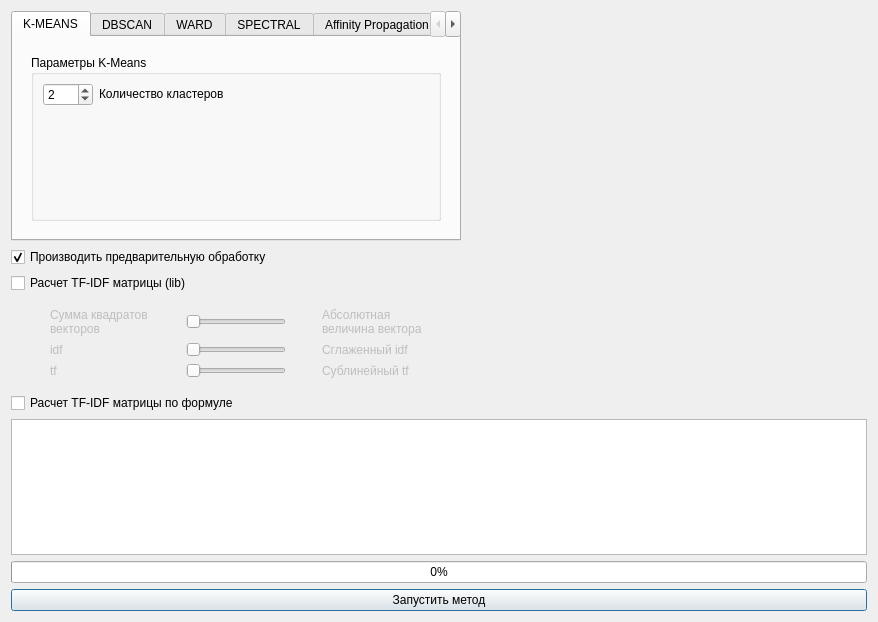
Qt form sources/DialogClastering.ui (stigGGGer/TextStageProcessor) before a commit.
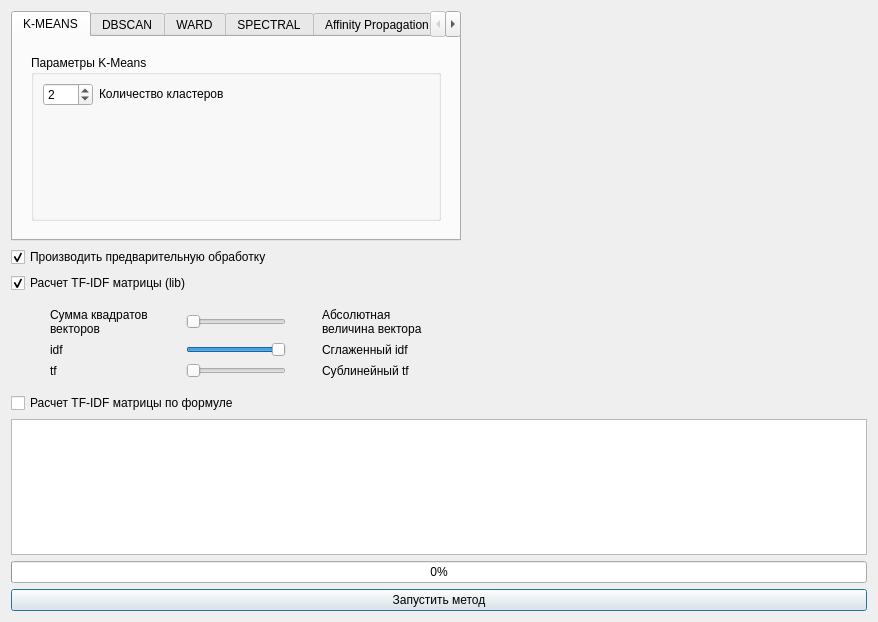
The same form after that commit. The open tabs and pages were chosen to show the change. Icons and pictures are not drawn.

Commit message: set parameters to the lib value

The edit to the form file:
```diff
--- a/sources/DialogClastering.ui
+++ b/sources/DialogClastering.ui
@@ -954,18 +954,21 @@
        </item>
        <item>
         <widget class="QCheckBox" name="checkBoxNeedCalculateTFIDF">
+         <property name="enabled">
+          <bool>true</bool>
+         </property>
          <property name="text">
           <string>Расчет TF-IDF матрицы (lib)</string>
          </property>
          <property name="checked">
-          <bool>false</bool>
+          <bool>true</bool>
          </property>
         </widget>
        </item>
        <item>
         <widget class="QWidget" name="tfIdfLibParamsWidget" native="true">
          <property name="enabled">
-          <bool>false</bool>
+          <bool>true</bool>
          </property>
          <layout class="QVBoxLayout" name="verticalLayout_3">
           <item>
@@ -1045,6 +1048,18 @@
                   <height>20</height>
                  </size>
                 </property>
+                <property name="minimum">
+                 <number>0</number>
+                </property>
+                <property name="maximum">
+                 <number>1</number>
+                </property>
+                <property name="pageStep">
+                 <number>1</number>
+                </property>
+                <property name="value">
+                 <number>1</number>
+                </property>
                 <property name="orientation">
                  <enum>Qt::Horizontal</enum>
                 </property>
```
Left out of the diff: 20 changed lines with no effect on the pictures. The commit also changes 2 other files.
